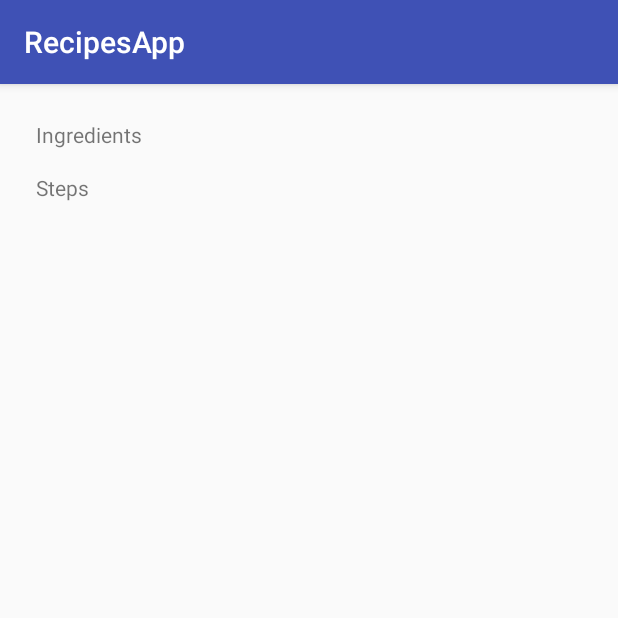
After one commit to karinatber/RecipesApp, an Android app: the RecipeDetailActivity screen opened directly, with no data from a screen before it, on a phone screen of 412 x 824 dp, the top half of it. The commit adds this screen. Run offline under Robolectric (Android 15) with nearby library versions, the phone set to English and light mode, and no system bars.

Commit message:
Implemented Ingredients and Steps Adapter, started implementing second Activity

```diff
--- a/app/src/main/AndroidManifest.xml
+++ b/app/src/main/AndroidManifest.xml
@@ -1,7 +1,9 @@
 <?xml version="1.0" encoding="utf-8"?>
 <manifest xmlns:android="http://schemas.android.com/apk/res/android"
     package="com.android.project3.recipesapp">
+
     <uses-permission android:name="android.permission.INTERNET" />
+
     <application
         android:allowBackup="true"
         android:icon="@mipmap/ic_launcher"
@@ -15,6 +17,7 @@
                 <category android:name="android.intent.category.LAUNCHER" />
             </intent-filter>
         </activity>
+        <activity android:name=".ui.RecipeDetailActivity"></activity>
     </application>
 
 </manifest>
--- a/app/src/main/java/com/android/project3/recipesapp/adapter/RecipesListAdapter.java
+++ b/app/src/main/java/com/android/project3/recipesapp/adapter/RecipesListAdapter.java
@@ -27,7 +27,7 @@ public class RecipesListAdapter extends RecyclerView.Adapter<RecipesListAdapter.
     }
 
     public interface OnRecipeClickListener{
-        void onRecipeClick(Recipe recipe);
+        void onRecipeClick(Recipe recipe, int position);
     }
 
     @Override
@@ -68,13 +68,14 @@ public class RecipesListAdapter extends RecyclerView.Adapter<RecipesListAdapter.
             super(itemView);
             mContext = itemView.getContext();
             mRecipeName = (TextView)itemView.findViewById(R.id.tv_recipe_item_name);
+            itemView.setOnClickListener(this);
         }
 
         @Override
         public void onClick(View view) {
             int adapterPosition = getAdapterPosition();
             Recipe recipe = mRecipesList.get(adapterPosition);
-            mOnRecipeClickListener.onRecipeClick(recipe);
+            mOnRecipeClickListener.onRecipeClick(recipe, adapterPosition);
         }
     }
 
--- /dev/null
+++ b/app/src/main/java/com/android/project3/recipesapp/ui/RecipeDetailActivity.java
@@ -0,0 +1,16 @@
+package com.android.project3.recipesapp.ui;
+
+import android.support.v7.app.AppCompatActivity;
+import android.os.Bundle;
+
+import com.android.project3.recipesapp.R;
+
+public class RecipeDetailActivity extends AppCompatActivity {
+
+    @Override
+    protected void onCreate(Bundle savedInstanceState) {
+        super.onCreate(savedInstanceState);
+        setContentView(R.layout.activity_recipe_detail);
+
+    }
+}
--- /dev/null
+++ b/app/src/main/res/layout/activity_recipe_detail.xml
@@ -0,0 +1,31 @@
+<?xml version="1.0" encoding="utf-8"?>
+<LinearLayout xmlns:android="http://schemas.android.com/apk/res/android"
+    xmlns:tools="http://schemas.android.com/tools"
+    android:id="@+id/activity_recipe_detail"
+    android:orientation="vertical"
+    android:layout_width="match_parent"
+    android:layout_height="match_parent"
+    android:paddingBottom="@dimen/activity_vertical_margin"
+    android:paddingLeft="@dimen/activity_horizontal_margin"
+    android:paddingRight="@dimen/activity_horizontal_margin"
+    android:paddingTop="@dimen/activity_vertical_margin"
+    tools:context="com.android.project3.recipesapp.ui.RecipeDetailActivity">
+    <TextView
+        android:layout_width="wrap_content"
+        android:layout_height="wrap_content"
+        android:text="@string/ingredients"
+        android:padding="8dp"/>
+    <FrameLayout
+        android:layout_width="match_parent"
+        android:layout_height="wrap_content"
+        android:id="@+id/ingredients_container"/>
+    <TextView
+        android:layout_width="wrap_content"
+        android:layout_height="wrap_content"
+        android:text="@string/steps"
+        android:padding="8dp"/>
+    <FrameLayout
+        android:layout_width="match_parent"
+        android:layout_height="wrap_content"
+        android:id="@+id/steps_container"/>
+</LinearLayout>
--- a/app/src/main/res/values/strings.xml
+++ b/app/src/main/res/values/strings.xml
@@ -1,3 +1,5 @@
 <resources>
     <string name="app_name">RecipesApp</string>
+    <string name="ingredients">Ingredients</string>
+    <string name="steps">Steps</string>
 </resources>
```
Also changed, not shown: app/src/main/java/com/android/project3/recipesapp/adapter/IngredientsListAdapter.java (added, +76 -0 lines), app/src/main/java/com/android/project3/recipesapp/adapter/StepsListAdapter.java (added, +67 -0 lines), app/src/main/java/com/android/project3/recipesapp/ui/DetailsFragment.java (added, +31 -0 lines), app/src/main/java/com/android/project3/recipesapp/ui/MainActivity.java (+13 -1 lines), app/src/main/java/com/android/project3/recipesapp/ui/RecipesListFragment.java (+23 -4 lines), app/src/main/res/layout/ingredient_item_list.xml (added, +30 -0 lines), app/src/main/res/layout/step_item_list.xml (added, +11 -0 lines).
